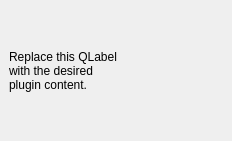
Before: the Qt Designer form enernite/enernite_dockwidget_base.ui in Enernite/EnerniteUploader, drawn with Qt 5.
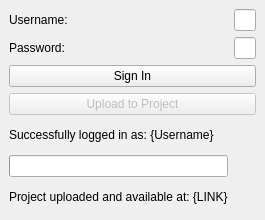
After: the same form once the commit is applied.

Patch:
```diff
--- a/enernite/enernite_dockwidget_base.ui
+++ b/enernite/enernite_dockwidget_base.ui
@@ -7,7 +7,7 @@
     <x>0</x>
     <y>0</y>
     <width>232</width>
-    <height>141</height>
+    <height>220</height> <!-- Adjusted height to accommodate new elements -->
    </rect>
   </property>
   <property name="windowTitle">
@@ -18,9 +18,74 @@
     <item row="0" column="0">
      <widget class="QLabel" name="label">
       <property name="text">
-       <string>Replace this QLabel
-with the desired
-plugin content.</string>
+       <string>Username:</string>
+      </property>
+     </widget>
+    </item>
+    <item row="0" column="1">
+     <widget class="QLineEdit" name="usernameField"/>
+    </item>
+    <item row="1" column="0">
+     <widget class="QLabel" name="passwordLabel">
+      <property name="text">
+       <string>Password:</string>
+      </property>
+     </widget>
+    </item>
+    <item row="1" column="1">
+     <widget class="QLineEdit" name="passwordField">
+      <property name="echoMode">
+       <enum>QLineEdit::Password</enum>
+      </property>
+     </widget>
+    </item>
+    <item row="2" column="0" colspan="2">
+     <widget class="QPushButton" name="signInButton">
+      <property name="text">
+       <string>Sign In</string>
+      </property>
+     </widget>
+    </item>
+    <item row="3" column="0" colspan="2">
+     <widget class="QPushButton" name="uploadToProjectButton">
+      <property name="text">
+       <string>Upload to Project</string>
+      </property>
+      <property name="enabled">
+       <bool>false</bool>
+      </property>
+     </widget>
+    </item>
+    
+    <!-- New item: Successfully logged in text field -->
+    <item row="4" column="0" columnspan="2">
+     <widget class="QLabel" name="loggedInTextLabel">
+      <property name="visible">
+       <bool>false</bool>
+      </property>
+      <property name="text">
+       <string>Successfully logged in as: {Username}</string>
+      </property>
+     </widget>
+    </item>
+    
+    <!-- New item: Loader bar -->
+    <item row="5" column="0" columnspan="2">
+     <widget class="QProgressBar" name="loaderProgressBar">
+      <property name="hidden">
+       <bool>false</bool>
+      </property>
+     </widget>
+    </item>
+
+    <!-- New item: Project uploaded text field -->
+    <item row="6" column="0" columnspan="2">
+     <widget class="QLabel" name="projectUploadedTextLabel">
+      <property name="hidden">
+       <bool>false</bool>
+      </property>
+      <property name="text">
+       <string>Project uploaded and available at: {LINK}</string>
       </property>
      </widget>
     </item>
```
Left out of the diff: 2 changed lines with no effect on the pictures.
